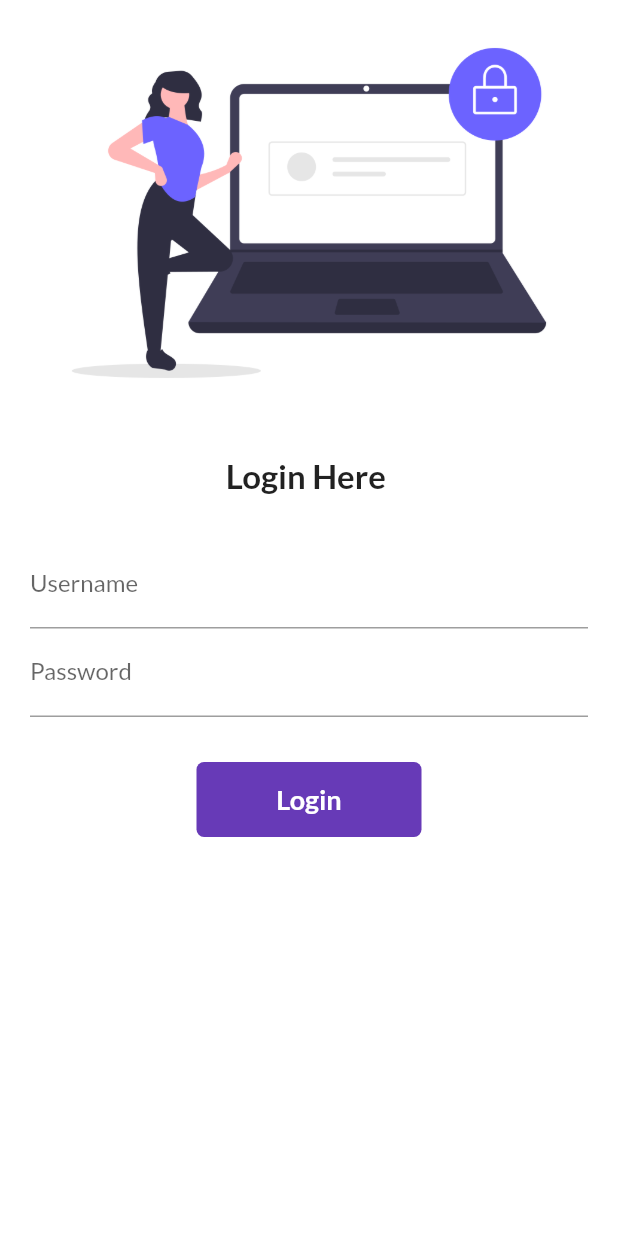
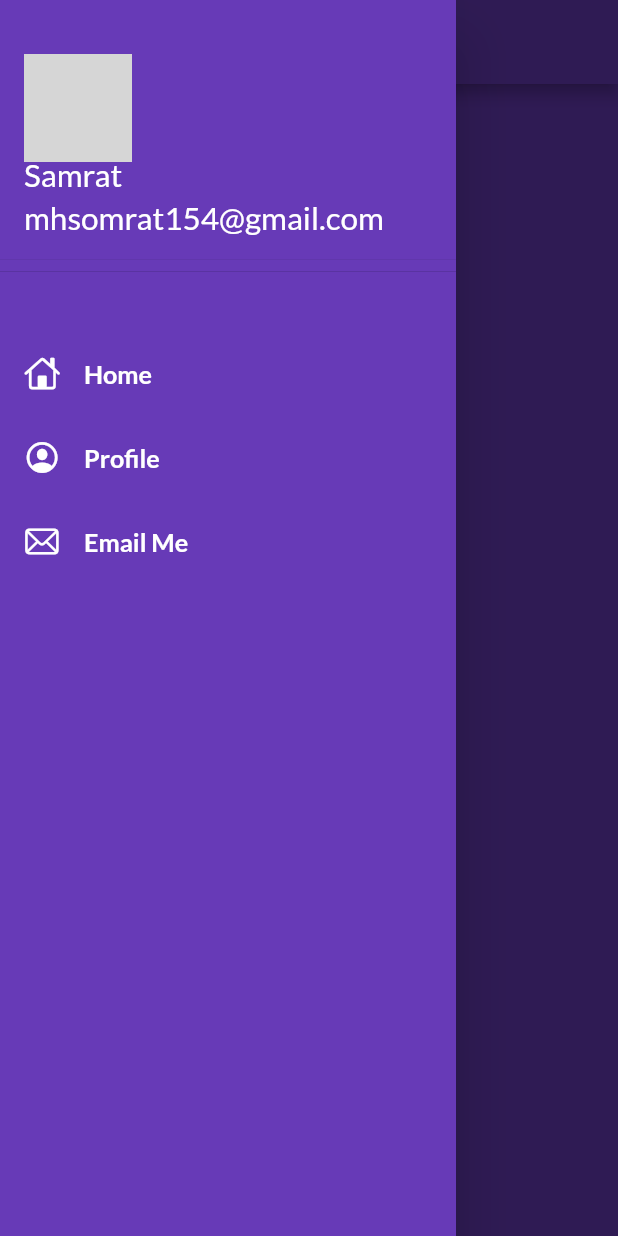
Before and after one commit to somukhan9/flutter-30-days, a Flutter app: the screen it shows after launch, with the side drawer open (before the commit the screen has no drawer), on a phone screen of 412 x 824 dp. Run offline on Flutter 3.47's test engine with Material 2 defaults, Android fonts, the phone set to English and light mode, and no system bars; our stand-ins replace google_fonts; network calls fail; grey boxes are pictures that could not be loaded.

Commit message:
Day 9 Completed

```diff
--- a/lib/main.dart
+++ b/lib/main.dart
@@ -23,7 +23,7 @@ class MyApp extends StatelessWidget {
           fontFamily: GoogleFonts.lato().fontFamily),
       darkTheme:
           ThemeData(primarySwatch: Colors.red, brightness: Brightness.dark),
-      initialRoute: MyRoutes.loginRoute,
+      initialRoute: MyRoutes.homeRoute,
       routes: {
         MyRoutes.homeRoute: (context) => const HomePage(),
         MyRoutes.loginRoute: (context) => const LoginPage(),
--- a/lib/pages/home_page.dart
+++ b/lib/pages/home_page.dart
@@ -1,4 +1,5 @@
 import 'package:flutter/material.dart';
+import 'package:practice/widgets/drawer.dart';
 
 class HomePage extends StatelessWidget {
   const HomePage({super.key});
@@ -20,7 +21,7 @@ class HomePage extends StatelessWidget {
               color: Colors.white, fontWeight: FontWeight.bold, fontSize: 22),
         ),
       ),
-      drawer: const Drawer(),
+      drawer: const MyDrawer(),
     );
   }
 }
--- /dev/null
+++ b/lib/widgets/drawer.dart
@@ -0,0 +1,80 @@
+import 'package:flutter/cupertino.dart';
+import 'package:flutter/material.dart';
+
+class MyDrawer extends StatelessWidget {
+  const MyDrawer({super.key});
+
+  @override
+  Widget build(BuildContext context) {
+    const String imageUrl =
+        "https://avatars.githubusercontent.com/u/12619420?s=460&u=26db98cbde1dd34c7c67b85c240505a436b2c36d&v=4";
+
+    return Drawer(
+      child: Container(
+        color: Colors.deepPurple,
+        margin: EdgeInsets.zero,
+        padding: EdgeInsets.zero,
+        child: ListView(
+          padding: EdgeInsets.zero,
+          children: const [
+            DrawerHeader(
+                padding: EdgeInsets.zero,
+                margin: EdgeInsets.only(top: 20, bottom: 40),
+                child: UserAccountsDrawerHeader(
+                  accountName: Text(
+                    "Samrat",
+                    textScaleFactor: 1.5,
+                  ),
+                  accountEmail: Text(
+                    "mhsomrat154@gmail.com",
+                    textScaleFactor: 1.5,
+                  ),
+                  currentAccountPicture: CircleAvatar(
+                    backgroundImage: NetworkImage(imageUrl),
+                  ),
+                )),
+            ListTile(
+              horizontalTitleGap: 0,
+              leading: Icon(
+                CupertinoIcons.home,
+                color: Colors.white,
+              ),
+              title: Text(
+                "Home",
+                textScaleFactor: 1.2,
+                style:
+                    TextStyle(color: Colors.white, fontWeight: FontWeight.w600),
+              ),
+            ),
+            ListTile(
+              horizontalTitleGap: 0,
+              leading: Icon(
+                CupertinoIcons.profile_circled,
+                color: Colors.white,
+              ),
+              title: Text(
+                "Profile",
+                textScaleFactor: 1.2,
+                style:
+                    TextStyle(color: Colors.white, fontWeight: FontWeight.w600),
+              ),
+            ),
+            ListTile(
+              horizontalTitleGap: 0,
+              leading: Icon(
+                CupertinoIcons.mail,
+                color: Colors.white,
+              ),
+              title: Text(
+                "Email Me",
+                textScaleFactor: 1.2,
+                style:
+                    TextStyle(color: Colors.white, fontWeight: FontWeight.w600),
+              ),
+            ),
+          ],
+        ),
+      ),
+    );
+  }
+}
```
